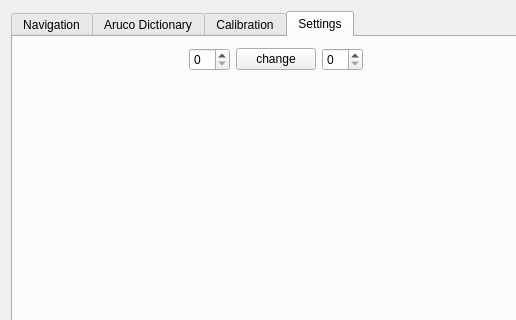
Before: the Qt Designer form 04_All/RobotDetection Portiert/robotdetectionmainwindow.ui in BBRUSS/VPJW17G5, drawn with Qt 5; both pictures show x 0 to 516 and y 0 to 320 of the 1280 by 720 pixel window.
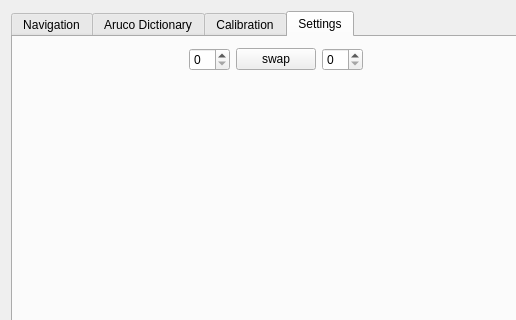
After: the same form once the commit is applied. The open tabs and pages were chosen to show the change. Icons and pictures are not drawn.

```diff
--- a/04_All/RobotDetection Portiert/robotdetectionmainwindow.ui
+++ b/04_All/RobotDetection Portiert/robotdetectionmainwindow.ui
@@ -1540,7 +1540,7 @@
                  </sizepolicy>
                 </property>
                 <property name="text">
-                 <string>change</string>
+                 <string>swap</string>
                 </property>
                </widget>
               </item>
```
Left out of the diff: 16 changed lines with no effect on the pictures.
